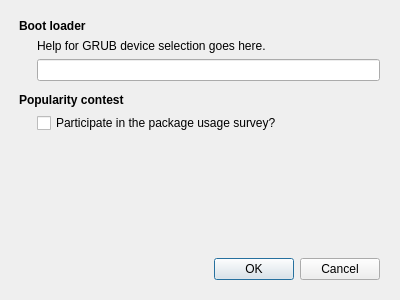
Qt form ubiquity/frontend/advanceddialog.ui (chenhan1218/ubiquity) before a commit.
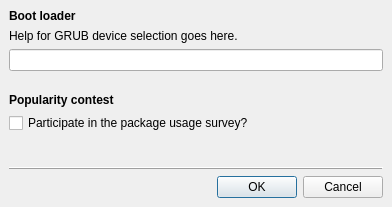
The same form after that commit.

Commit message: Tidy up qt advanceddialog.ui

What changed in the file:
```diff
--- a/ubiquity/frontend/advanceddialog.ui
+++ b/ubiquity/frontend/advanceddialog.ui
@@ -5,8 +5,8 @@
    <rect>
     <x>0</x>
     <y>0</y>
-    <width>400</width>
-    <height>300</height>
+    <width>392</width>
+    <height>207</height>
    </rect>
   </property>
   <property name="sizePolicy" >
@@ -23,111 +23,91 @@
   <property name="modal" >
    <bool>true</bool>
   </property>
-  <widget class="QWidget" name="layoutWidget" >
-   <property name="geometry" >
-    <rect>
-     <x>19</x>
-     <y>19</y>
-     <width>361</width>
-     <height>261</height>
-    </rect>
-   </property>
-   <layout class="QVBoxLayout" >
-    <property name="margin" >
-     <number>0</number>
-    </property>
-    <property name="spacing" >
-     <number>6</number>
-    </property>
-    <item>
      <layout class="QGridLayout" >
       <property name="margin" >
-       <number>0</number>
+    <number>9</number>
       </property>
       <property name="spacing" >
        <number>6</number>
       </property>
-      <item row="4" column="0" colspan="2" >
-       <widget class="QLabel" name="popcon_group_label" >
-        <property name="text" >
-         <string>&lt;strong>Popularity contest&lt;/strong></string>
+   <item row="8" column="0" >
+    <widget class="QDialogButtonBox" name="buttonBox" >
+     <property name="orientation" >
+      <enum>Qt::Horizontal</enum>
+     </property>
+     <property name="standardButtons" >
+      <set>QDialogButtonBox::Cancel|QDialogButtonBox::NoButton|QDialogButtonBox::Ok</set>
         </property>
        </widget>
       </item>
-      <item row="6" column="0" colspan="2" >
+   <item row="6" column="0" >
        <spacer>
         <property name="orientation" >
          <enum>Qt::Vertical</enum>
         </property>
         <property name="sizeHint" >
          <size>
-          <width>20</width>
-          <height>40</height>
+       <width>357</width>
+       <height>16</height>
          </size>
         </property>
        </spacer>
       </item>
-      <item rowspan="2" row="1" column="0" >
-       <spacer>
-        <property name="orientation" >
-         <enum>Qt::Horizontal</enum>
-        </property>
-        <property name="sizeType" >
-         <enum>QSizePolicy::Maximum</enum>
-        </property>
-        <property name="sizeHint" >
-         <size>
-          <width>12</width>
-          <height>20</height>
-         </size>
-        </property>
-       </spacer>
-      </item>
-      <item row="1" column="1" >
-       <widget class="QLabel" name="grub_device_label" >
-        <property name="sizePolicy" >
-         <sizepolicy>
-          <hsizetype>7</hsizetype>
-          <vsizetype>5</vsizetype>
-          <horstretch>0</horstretch>
-          <verstretch>0</verstretch>
-         </sizepolicy>
-        </property>
-        <property name="text" >
-         <string>Help for GRUB device selection goes here.</string>
-        </property>
-        <property name="wordWrap" >
-         <bool>true</bool>
+   <item row="7" column="0" >
+    <widget class="QFrame" name="frame" >
+     <property name="frameShape" >
+      <enum>QFrame::HLine</enum>
+     </property>
+     <property name="frameShadow" >
+      <enum>QFrame::Raised</enum>
         </property>
        </widget>
       </item>
       <item row="5" column="0" >
-       <spacer>
-        <property name="orientation" >
-         <enum>Qt::Horizontal</enum>
-        </property>
-        <property name="sizeType" >
-         <enum>QSizePolicy::Maximum</enum>
-        </property>
-        <property name="sizeHint" >
-         <size>
-          <width>12</width>
-          <height>20</height>
-         </size>
-        </property>
-       </spacer>
-      </item>
-      <item row="5" column="1" >
        <widget class="QCheckBox" name="popcon_checkbutton" >
         <property name="text" >
          <string>Participate in the package usage survey?</string>
         </property>
        </widget>
       </item>
-      <item row="2" column="1" >
+   <item row="2" column="0" >
        <widget class="QLineEdit" name="grub_device_entry" />
       </item>
-      <item row="0" column="0" colspan="2" >
+   <item row="1" column="0" >
+    <widget class="QLabel" name="grub_device_label" >
+     <property name="sizePolicy" >
+      <sizepolicy>
+       <hsizetype>7</hsizetype>
+       <vsizetype>5</vsizetype>
+       <horstretch>0</horstretch>
+       <verstretch>0</verstretch>
+      </sizepolicy>
+     </property>
+     <property name="text" >
+      <string>Help for GRUB device selection goes here.</string>
+     </property>
+     <property name="wordWrap" >
+      <bool>true</bool>
+     </property>
+    </widget>
+   </item>
+   <item row="3" column="0" >
+    <spacer>
+     <property name="orientation" >
+      <enum>Qt::Vertical</enum>
+     </property>
+     <property name="sizeType" >
+      <enum>QSizePolicy::Maximum</enum>
+     </property>
+     <property name="sizeHint" >
+      <size>
+       <width>357</width>
+       <height>16</height>
+      </size>
+     </property>
+    </spacer>
+   </item>
+   <item row="0" column="0" >
        <widget class="QLabel" name="bootloader_group_label" >
         <property name="sizePolicy" >
          <sizepolicy>
@@ -142,36 +122,14 @@
         </property>
        </widget>
       </item>
-      <item row="3" column="0" colspan="2" >
-       <spacer>
-        <property name="orientation" >
-         <enum>Qt::Vertical</enum>
-        </property>
-        <property name="sizeType" >
-         <enum>QSizePolicy::Maximum</enum>
-        </property>
-        <property name="sizeHint" >
-         <size>
-          <width>20</width>
-          <height>6</height>
-         </size>
-        </property>
-       </spacer>
-      </item>
-     </layout>
-    </item>
-    <item>
-     <widget class="QDialogButtonBox" name="buttonBox" >
-      <property name="orientation" >
-       <enum>Qt::Horizontal</enum>
-      </property>
-      <property name="standardButtons" >
-       <set>QDialogButtonBox::Cancel|QDialogButtonBox::NoButton|QDialogButtonBox::Ok</set>
-      </property>
+   <item row="4" column="0" >
+    <widget class="QLabel" name="popcon_group_label" >
+     <property name="text" >
+      <string>&lt;strong>Popularity contest&lt;/strong></string>
+     </property>
      </widget>
     </item>
    </layout>
-  </widget>
  </widget>
  <resources/>
  <connections>
```
Lines whose indentation alone changed are shown as unchanged. The commit also changes 2 other files.
